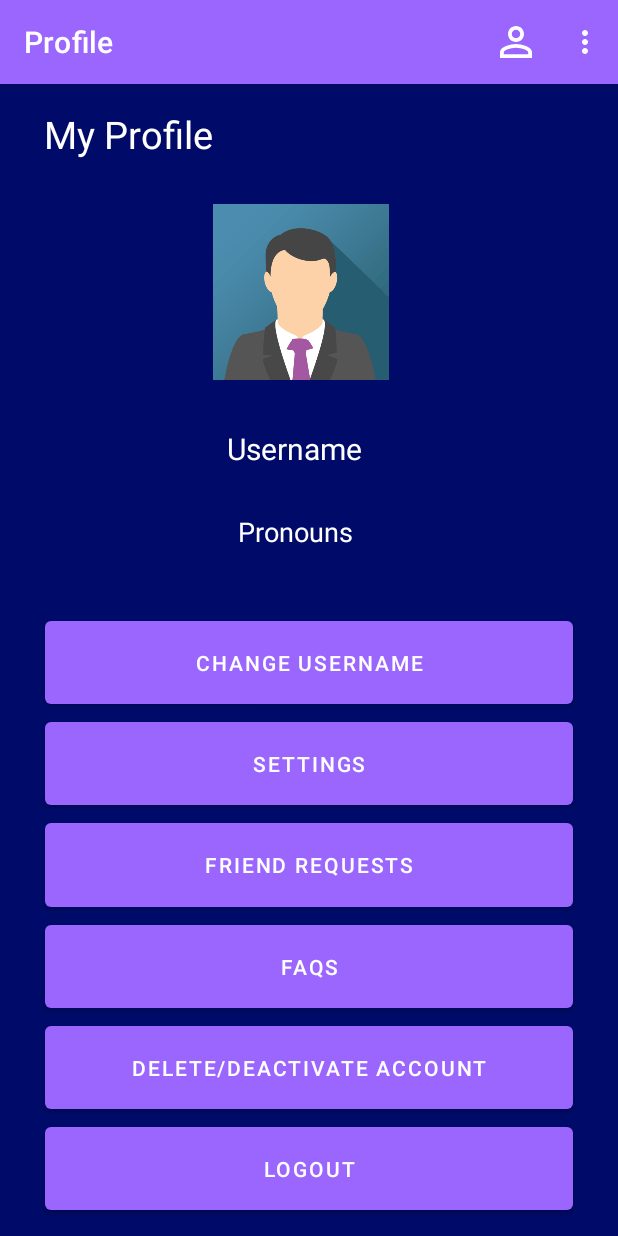
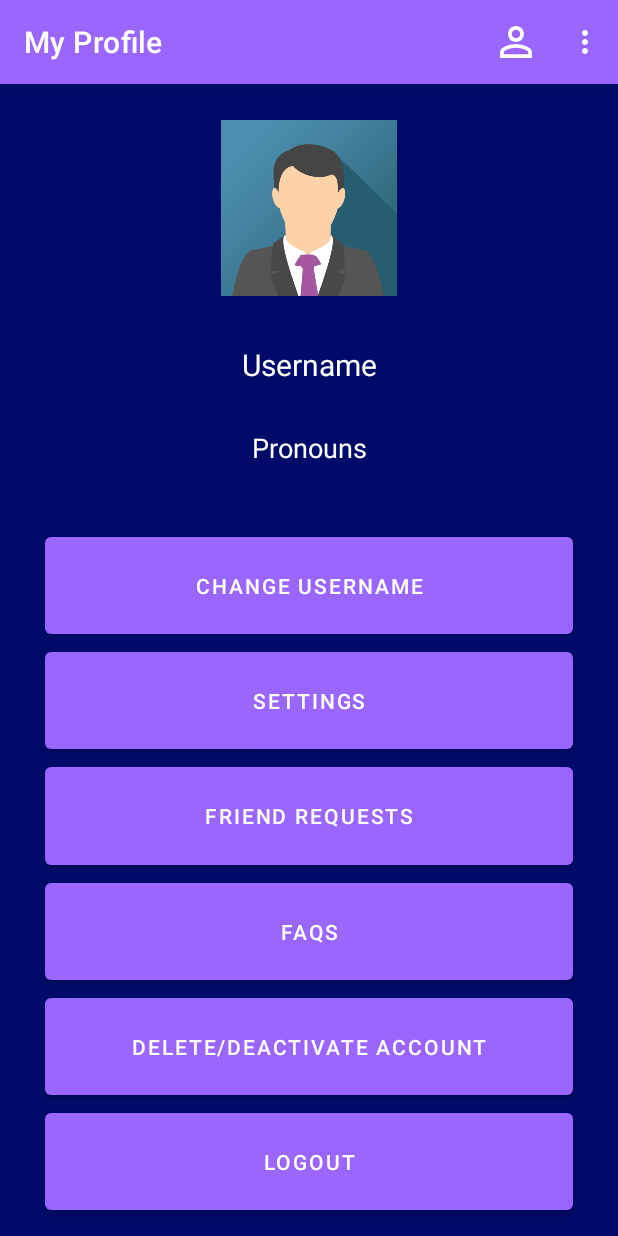
Before and after one commit to portryan/Truth-or-Err-Capstone, an Android app: the Profile screen opened directly, with no data from a screen before it, on a phone screen of 412 x 824 dp. Run offline under Robolectric (Android 15) with nearby library versions, the phone set to English and light mode, and no system bars.

Commit message:
Edited profile layout

```diff
--- a/app/src/main/java/com/portryan/truthorerrcapstone/Profile.java
+++ b/app/src/main/java/com/portryan/truthorerrcapstone/Profile.java
@@ -36,6 +36,6 @@ public class Profile extends AppCompatActivity {
         setContentView(R.layout.activity_profile);
 
         ActionBar ab = getSupportActionBar();
-        ab.setTitle("Profile");
+        ab.setTitle("My Profile");
     }
 }
--- a/app/src/main/res/layout/activity_profile.xml
+++ b/app/src/main/res/layout/activity_profile.xml
@@ -13,24 +13,14 @@
         android:id="@+id/profilePicture"
         android:layout_width="117dp"
         android:layout_height="117dp"
+        android:layout_marginStart="147dp"
+        android:layout_marginTop="24dp"
+        android:layout_marginEnd="147dp"
         android:layout_marginBottom="32dp"
         android:src="@drawable/img_avatar"
         android:visibility="visible"
         app:layout_constraintBottom_toTopOf="@+id/username"
-        app:layout_constraintStart_toEndOf="@+id/textView"
-        app:layout_constraintTop_toBottomOf="@+id/textView" />
-
-    <TextView
-        android:id="@+id/textView"
-        android:layout_width="wrap_content"
-        android:layout_height="wrap_content"
-        android:layout_marginStart="29dp"
-        android:layout_marginTop="16dp"
-        android:layout_marginBottom="29dp"
-        android:text="My Profile"
-        android:textColor="@color/white"
-        android:textSize="25sp"
-        app:layout_constraintBottom_toTopOf="@+id/profilePicture"
+        app:layout_constraintEnd_toEndOf="parent"
         app:layout_constraintStart_toStartOf="parent"
         app:layout_constraintTop_toTopOf="parent" />
 
@@ -38,26 +28,30 @@
         android:id="@+id/username"
         android:layout_width="wrap_content"
         android:layout_height="wrap_content"
-        android:layout_marginEnd="18dp"
+        android:layout_marginStart="160dp"
+        android:layout_marginEnd="160dp"
         android:layout_marginBottom="29dp"
         android:text="Username"
         android:textColor="@color/white"
         android:textSize="20sp"
         app:layout_constraintBottom_toTopOf="@+id/pronouns"
-        app:layout_constraintEnd_toEndOf="@+id/profilePicture"
+        app:layout_constraintEnd_toEndOf="parent"
+        app:layout_constraintStart_toStartOf="parent"
         app:layout_constraintTop_toBottomOf="@+id/profilePicture" />
 
     <TextView
         android:id="@+id/pronouns"
         android:layout_width="wrap_content"
         android:layout_height="wrap_content"
-        android:layout_marginStart="7dp"
+        android:layout_marginStart="168dp"
+        android:layout_marginEnd="167dp"
         android:layout_marginBottom="41dp"
         android:text="Pronouns"
         android:textColor="@color/white"
         android:textSize="18sp"
         app:layout_constraintBottom_toTopOf="@+id/changeUsername"
-        app:layout_constraintStart_toStartOf="@+id/username"
+        app:layout_constraintEnd_toEndOf="parent"
+        app:layout_constraintStart_toStartOf="parent"
         app:layout_constraintTop_toBottomOf="@+id/username" />
 
     <Button
```
